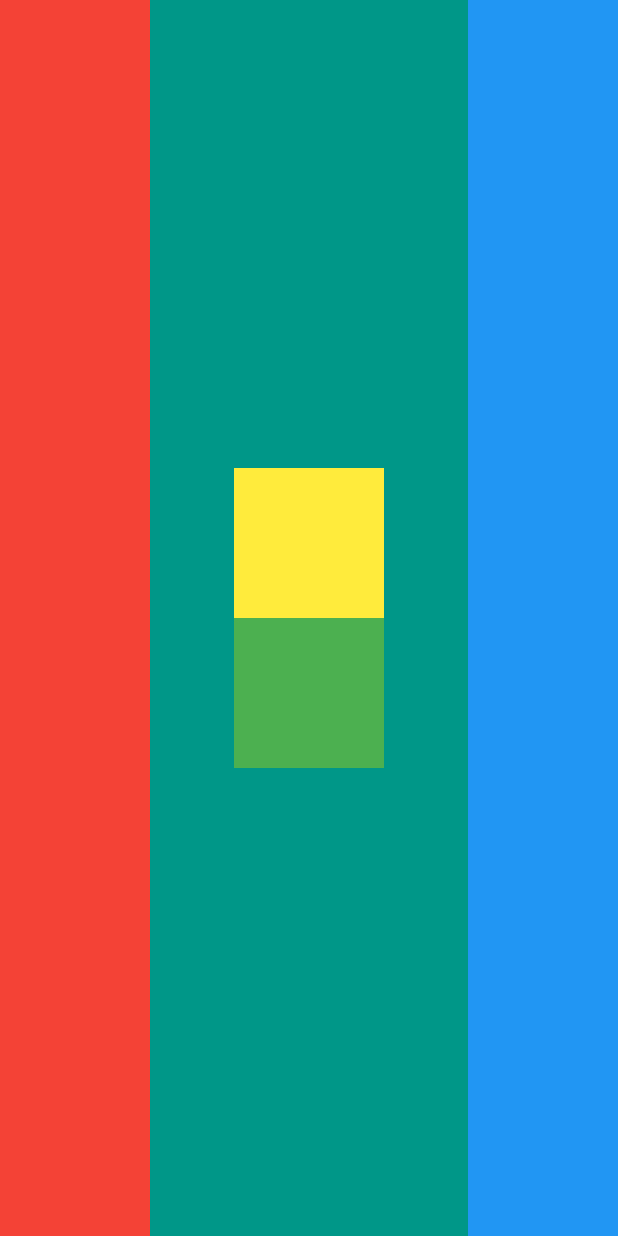
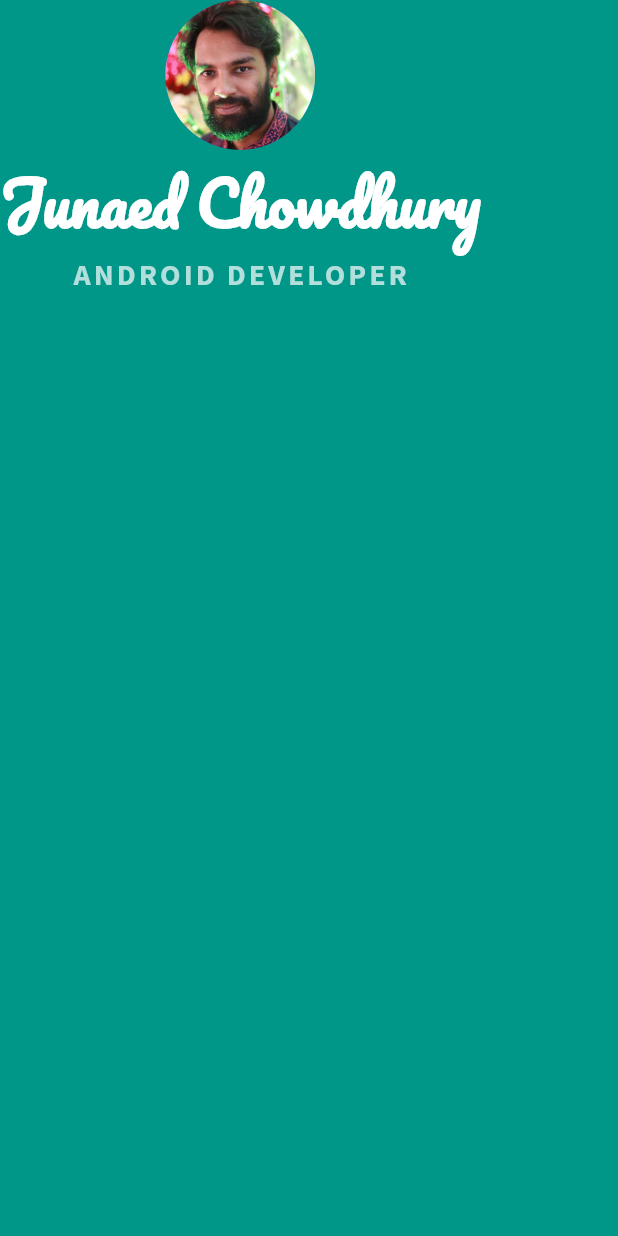
Before and after one commit to Junaed29/card_flutter, a Flutter app: the screen it shows after launch, on a phone screen of 412 x 824 dp. Run offline on Flutter 3.47's test engine with Material 2 defaults, Android fonts, the phone set to English and light mode, and no system bars.

Commit message:
* custom font added

```diff
--- a/lib/main.dart
+++ b/lib/main.dart
@@ -14,32 +14,30 @@ class MyApp extends StatelessWidget {
       home: Scaffold(
         backgroundColor: Colors.teal,
         body: SafeArea(
-          child: Row(
-            mainAxisAlignment: MainAxisAlignment.spaceBetween,
-            crossAxisAlignment: CrossAxisAlignment.stretch,
+          child: Column(
             children: [
-              Container(
-                color: Colors.red,
-                width: 100.0,
+              const CircleAvatar(
+                radius: 50.0,
+                backgroundImage: AssetImage("images/my_pic.jpg"),
               ),
-              Column(
-                mainAxisAlignment: MainAxisAlignment.center,
-                children: [
-                  Container(
-                    color: Colors.yellow,
-                    height: 100.0,
-                    width: 100.0,
-                  ),
-                  Container(
-                    color: Colors.green,
-                    height: 100.0,
-                    width: 100.0,
-                  ),
-                ],
+              const Text(
+                "Junaed Chowdhury",
+                style: TextStyle(
+                  color: Colors.white,
+                  fontFamily: "Pacifico",
+                  fontSize: 40,
+                  fontWeight: FontWeight.bold,
+                ),
               ),
-              Container(
-                color: Colors.blue,
-                width: 100.0,
+              Text(
+                "Android developer".toUpperCase(),
+                style: TextStyle(
+                  color: Colors.teal.shade100,
+                  fontFamily: "Source_Sans_Pro",
+                  fontSize: 20,
+                  letterSpacing: 2.0,
+                  fontWeight: FontWeight.bold,
+                ),
               ),
             ],
           ),
```
Also changed, not shown: pubspec.yaml (+14 -69 lines), fonts/Pacifico-Regular.ttf (added), fonts/SourceSansPro-Bold.ttf (added), fonts/SourceSansPro-Italic.ttf (added), fonts/SourceSansPro-Light.ttf (added), fonts/SourceSansPro-Regular.ttf (added), images/my_pic.jpg (added).
